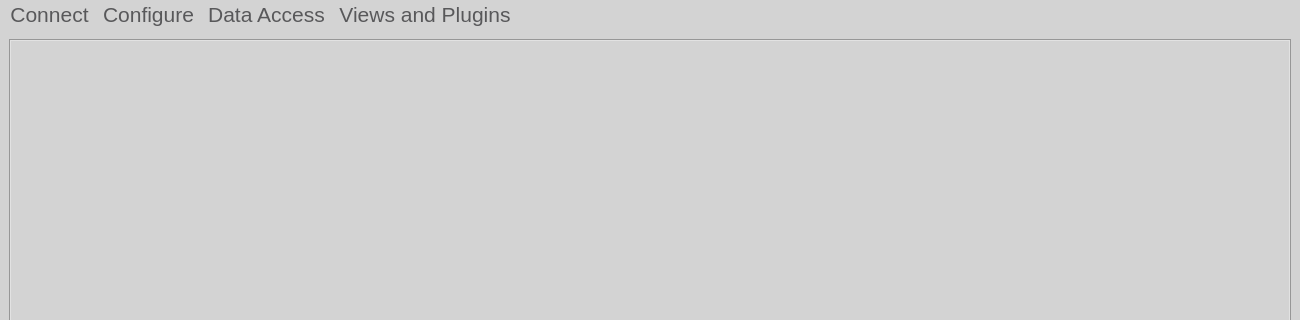
This is ibridgesgui/ui_files/MainMenu.ui in iBridges-for-iRODS/iBridges-GUI as Qt 5 draws it before an edit; both pictures show x 0 to 1300 and y 0 to 320 of the 1300 by 850 pixel window. The edited form follows.
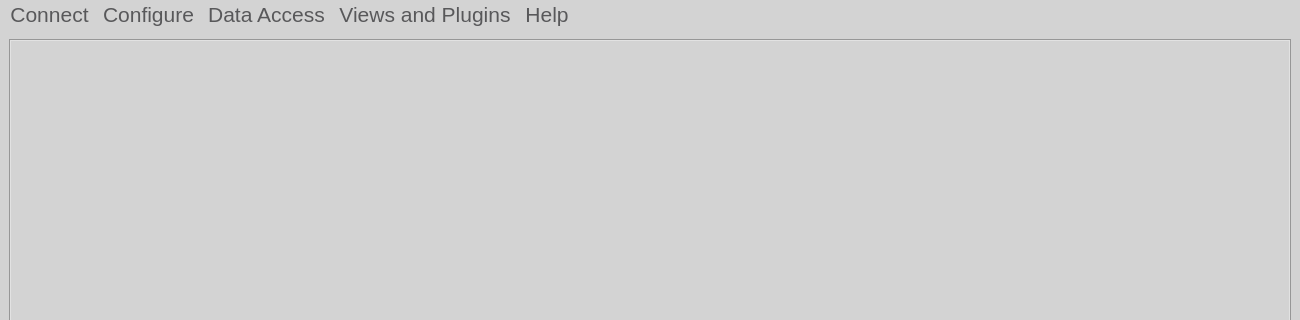
This is the edited form. Icons and pictures are not drawn.

Commit message: add help to mainmenu

The edit to the form file:
```diff
--- a/ibridgesgui/ui_files/MainMenu.ui
+++ b/ibridgesgui/ui_files/MainMenu.ui
@@ -143,11 +143,21 @@
      <string>Data Access</string>
     </property>
     <addaction name="action_supply_ticket"/>
+    <addaction name="action_create_ticket"/>
+    <addaction name="action_delete_ticket"/>
+   </widget>
+   <widget class="QMenu" name="menuHelp">
+    <property name="title">
+     <string>Help</string>
+    </property>
+    <addaction name="action_gui_docs"/>
+    <addaction name="action_ibridges_docs"/>
    </widget>
    <addaction name="main_menu"/>
    <addaction name="config_menu"/>
    <addaction name="menu_data_access"/>
    <addaction name="menuPlugins"/>
+   <addaction name="menuHelp"/>
   </widget>
   <action name="action_close_session">
    <property name="text">
```
Left out of the diff: 26 changed lines with no effect on the pictures. The commit also changes 2 other files.
